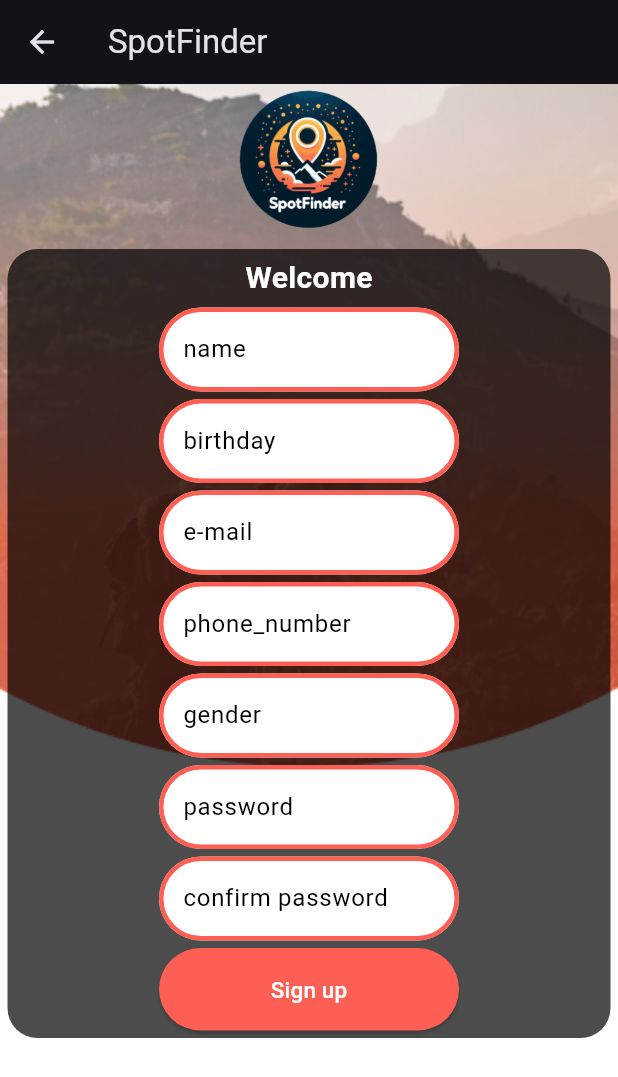
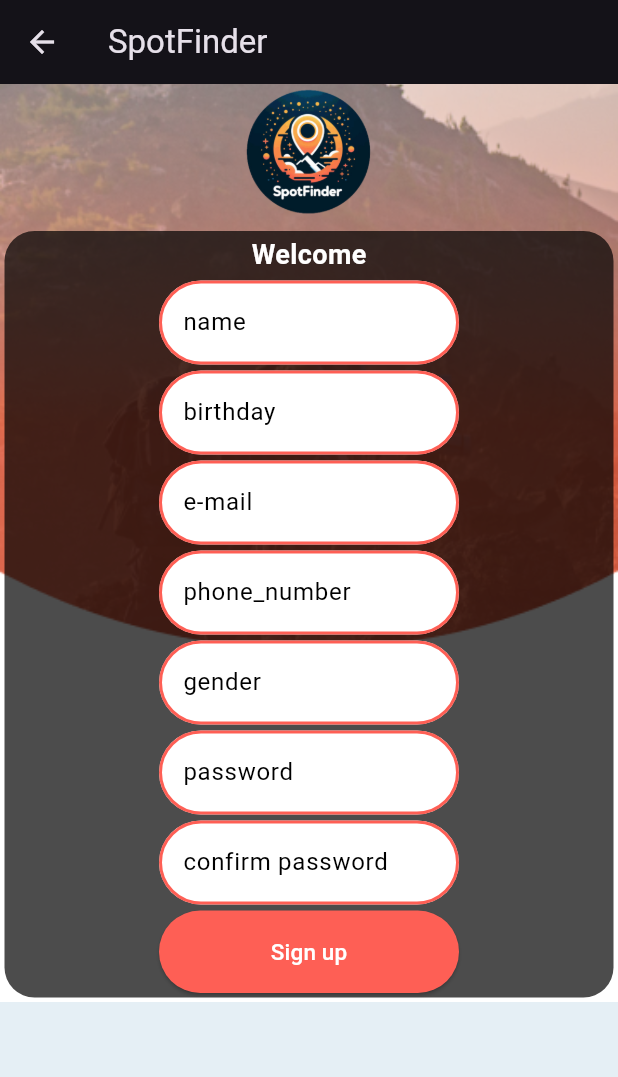
Before and after one commit to borjafernandez35/ea_g2_proyecto_fronted, a Flutter app: the RegisterScreen screen opened directly, on a phone screen of 412 x 824 dp. Shown: the top 1077 px of the screen. Run offline on Flutter 3.47's test engine with Material 3 defaults, Android fonts, the light colour scheme and no system bars; our stand-ins replace dio, get, get_storage, google_nav_bar, image_picker, line_icons and 1 more; accounts and stored records are empty.

Commit message:
Añadido scrollbar para mostrar todo el register

```diff
--- a/lib/Screens/register_screen.dart
+++ b/lib/Screens/register_screen.dart
@@ -21,7 +21,7 @@ class _RegisterScreen extends State<RegisterScreen> {
   final RegisterController controller = Get.put(RegisterController());
 
   @override
-  void initState(){
+  void initState() {
     super.initState();
     userService = UserService();
   }
@@ -32,68 +32,64 @@ class _RegisterScreen extends State<RegisterScreen> {
       appBar: AppBar(
         title: const Text('SpotFinder'),
       ),
-      body: Stack(
-        children: [
-          // Fondo de pantalla
-          Container(
-            decoration: const BoxDecoration(
-              image: DecorationImage(
-                image: AssetImage('assets/login_background.png'),
-                fit: BoxFit.cover,
-              ),
+      body: SingleChildScrollView(
+        child: Container(
+          decoration: const BoxDecoration(
+            image: DecorationImage(
+              image: AssetImage('assets/login_background.png'),
+              fit: BoxFit.cover,
             ),
           ),
-          // Contenido de la pantalla
-          Column(
+          child: Column(
             crossAxisAlignment: CrossAxisAlignment.stretch,
             children: [
               // Logo de la empresa
               Image.asset(
                 'assets/spotfinder.png',
-                height: 100,
-                width: 100,
+                height: 90,
+                width: 90,
               ),
               const SizedBox(height: 5), // Separación entre el logo y el cuadro negro
               // Cuadro negro con el formulario de inicio de sesión
               Container(
-                margin: const EdgeInsets.all(5), // Ajusta el margen del cuadro negro aquí
-                padding: const EdgeInsets.all(5), // Ajusta el padding del cuadro negro aquí
+                margin: const EdgeInsets.all(3), // Ajusta el margen del cuadro negro aquí
+                padding: const EdgeInsets.all(3), // Ajusta el padding del cuadro negro aquí
                 decoration: BoxDecoration(
                   color: Colors.black.withOpacity(0.7), // Color del cuadro negro con opacidad
                   borderRadius: BorderRadius.circular(20), // Bordes redondeados del cuadro
                 ),
                 child: Column(
                   children: [
-                    const Text('Welcome', style: TextStyle(
+                    const Text(
+                      'Welcome',
+                      style: TextStyle(
                         fontWeight: FontWeight.bold,
-                        fontSize: 20,
+                        fontSize: 18,
                         color: Colors.white,
                       ),
                     ),
-                    // const SizedBox(height: 5),
-                    // ParamTextBox(controller: controller.usernameController, text:'username'),
-                    const SizedBox(height: 5),
+                    const SizedBox(height: 4),
                     ParamTextBox(controller: controller.nameController, text: 'name'),
-                    const SizedBox(height: 5),
+                    const SizedBox(height: 4),
                     ParamTextBox(controller: controller.birthdayController, text: 'birthday'),
-                    const SizedBox(height: 5),
+                    const SizedBox(height: 4),
                     ParamTextBox(controller: controller.mailController, text: 'e-mail'),
-                    const SizedBox(height: 5),
+                    const SizedBox(height: 4),
                     ParamTextBox(controller: controller.phoneController, text: 'phone_number'),
-                    const SizedBox(height: 5),
+                    const SizedBox(height: 4),
                     ParamTextBox(controller: controller.genderController, text: 'gender'),
-                    const SizedBox(height: 5),
+                    const SizedBox(height: 4),
                     ParamTextBox(controller: controller.contrasenaController, text: 'password'),
-                    const SizedBox(height: 5),
+                    const SizedBox(height: 4),
                     ParamTextBox(controller: controller.confirmcontrasenaController, text: 'confirm password'),
-                    const SizedBox(height: 5),
+                    const SizedBox(height: 4),
                     SignUpButton(onPressed: () => controller.signUp(), text: 'Sign up')
                   ],
                 ),
               ),
             ],
           ),
-        ],
+        ),
       ),
     );
   }
@@ -111,7 +107,6 @@ class RegisterController extends GetxController {
 
   bool invalid = false;
   bool parameters = false;
-
 
   void selectDate(BuildContext context) async {
     final DateTime? pickedDate = await showDatePicker(
--- a/lib/Widgets/button_sign_in.dart
+++ b/lib/Widgets/button_sign_in.dart
@@ -11,7 +11,7 @@ class SignInButton extends StatelessWidget {
     return ElevatedButton(
       onPressed: onPressed,
       style: ElevatedButton.styleFrom(
-        fixedSize: const Size(400, 55),
+        fixedSize: const Size(200, 55),
         backgroundColor: Pallete.salmonColor,
         foregroundColor: Colors.white,
       ),
--- a/lib/Widgets/paramTextBox.dart
+++ b/lib/Widgets/paramTextBox.dart
@@ -21,14 +21,14 @@ class ParamTextBox extends StatelessWidget {
           enabledBorder: OutlineInputBorder(
           borderSide: const BorderSide(
             color: Pallete.salmonColor,
-            width: 3,
+            width: 2,
           ),
           borderRadius: BorderRadius.circular(50),
           ),
           focusedBorder: OutlineInputBorder(
             borderSide: const BorderSide(
             color: Pallete.salmonColor,
-            width: 3,
+            width: 2,
           ),
           borderRadius: BorderRadius.circular(50),
           ),
--- a/lib/Widgets/paramTextBox_sign_up.dart
+++ b/lib/Widgets/paramTextBox_sign_up.dart
@@ -21,14 +21,14 @@ class ParamTextBox extends StatelessWidget {
           enabledBorder: OutlineInputBorder(
             borderSide: const BorderSide(
               color: Pallete.salmonColor,
-              width: 3,
+              width: 2,
             ),
             borderRadius: BorderRadius.circular(50),
           ),
           focusedBorder: OutlineInputBorder(
             borderSide: const BorderSide(
               color: Pallete.salmonColor,
-              width: 3,
+              width: 2,
             ),
             borderRadius: BorderRadius.circular(50),
           ),
```
